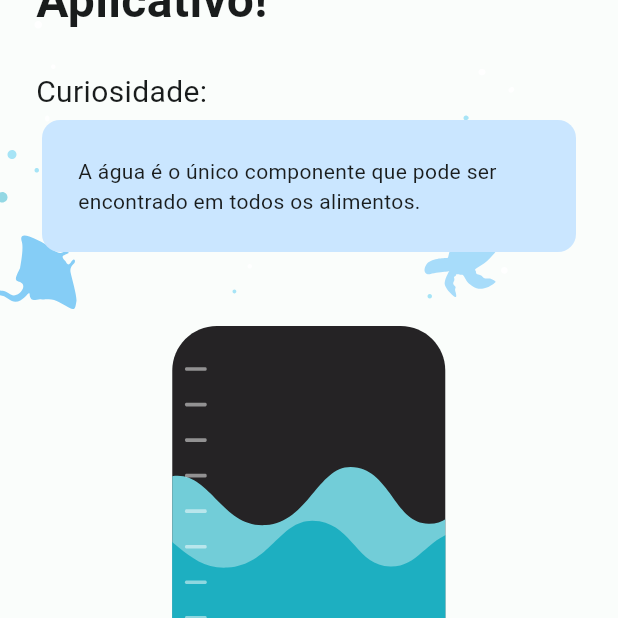
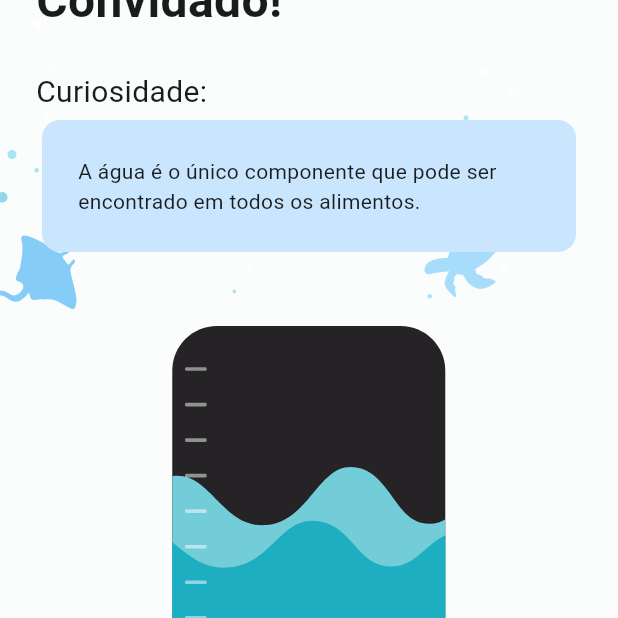
Before and after one commit to MatheusLSantos/waterapp, a Flutter app: the screen it shows after launch, scrolled down 111 dp, on a phone screen of 412 x 824 dp, the top half of it. Run offline on Flutter 3.47's test engine with Material 2 defaults, Android fonts, the phone set to English and light mode, and no system bars; our stand-ins replace lottie, shared_preferences.

Commit message:
change name in home to be dynamic

```diff
--- a/lib/home_screen.dart
+++ b/lib/home_screen.dart
@@ -1,4 +1,6 @@
 import 'package:flutter/material.dart';
+import 'package:provider/provider.dart';
+import 'package:waterproject3/configs/app_settings.dart';
 import 'settings_screen.dart';
 import 'package:lottie/lottie.dart';
 import 'water_intake_history.dart';
@@ -41,6 +43,7 @@ class _HomeScreenState extends State<HomeScreen> {
   @override
   Widget build(BuildContext context) {
     _updateTipText(); // Atualiza o texto cada vez que a tela é construída
+    Future<String> _name = context.read<AppSettings>().getName();
     return Stack(
       children: [
         Container(
@@ -72,7 +75,17 @@ class _HomeScreenState extends State<HomeScreen> {
                   Container(
                     child: Align(
                       alignment: Alignment.centerLeft,
-                        child: Text("Aplicativo!", style: TextStyle(fontSize: 32,fontWeight: FontWeight.bold),)),
+                        child: FutureBuilder<String>(
+                          future: _name,
+                          builder: (BuildContext context, AsyncSnapshot<String> snapshot){
+                            if (snapshot.hasData) {
+                              return Text('${snapshot.data!}!', style: TextStyle(fontSize: 32,fontWeight: FontWeight.bold),);
+                            } else {
+                              return CircularProgressIndicator();
+                            }
+                          }
+                        )
+                    ),
                   ),
                   const SizedBox(height: 24),
                   Row(
```
